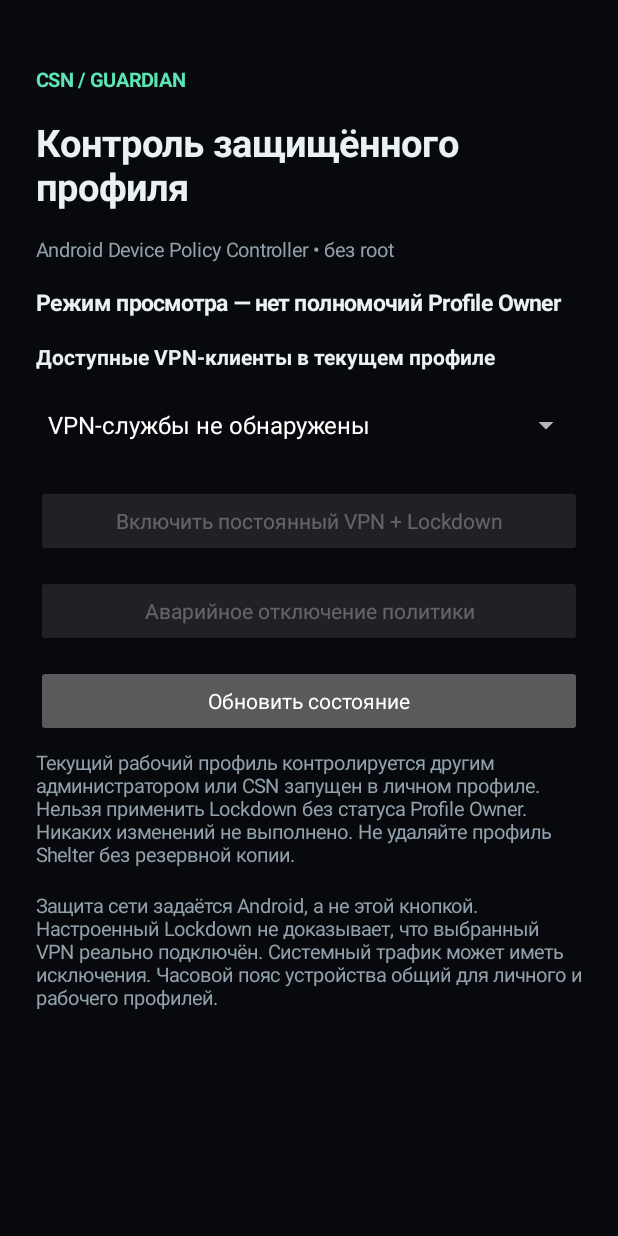
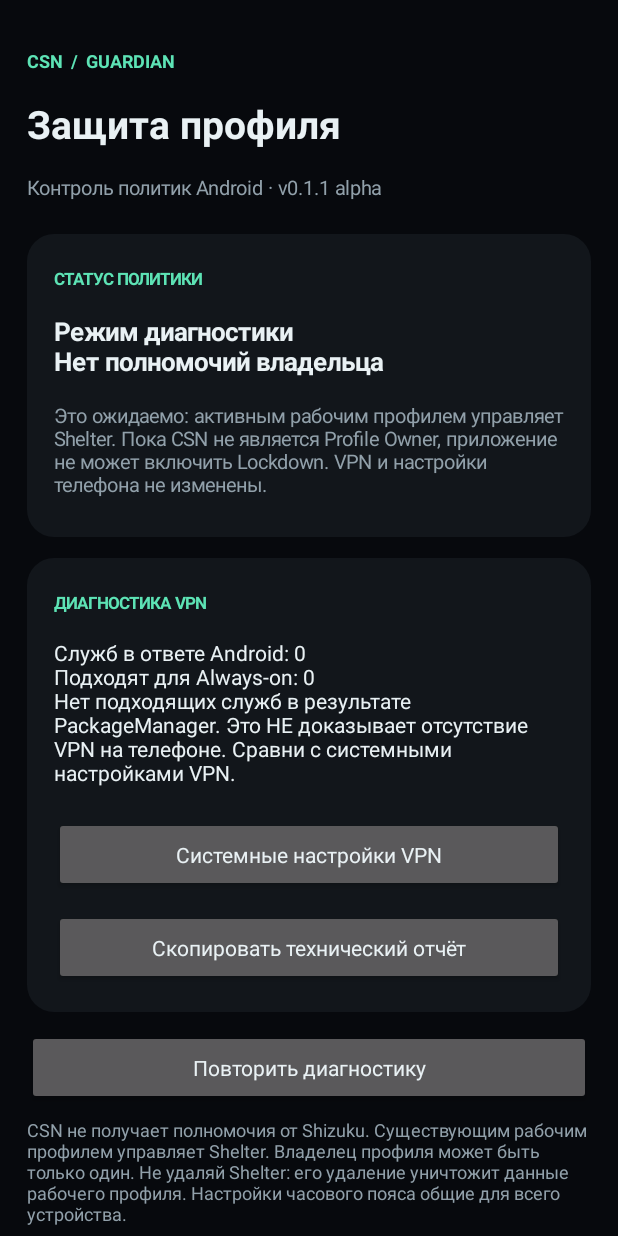
Before and after one commit to lolokeksu09/claude-secure-network, an Android app: the screen it shows after launch (MainActivity), on a phone screen of 412 x 824 dp. Run offline under Robolectric (Android 15) with nearby library versions, the phone set to English and light mode, and no system bars.

Commit message:
feat(guardian): safe read-only VPN diagnostics and compact owner-aware UI

```diff
--- a/app/src/main/java/dev/lolokeksu/csn/guardian/MainActivity.java
+++ b/app/src/main/java/dev/lolokeksu/csn/guardian/MainActivity.java
@@ -5,6 +5,11 @@ import android.app.AlertDialog;
 import android.app.admin.DevicePolicyManager;
 import android.content.ComponentName;
 import android.content.Intent;
+import android.content.ClipboardManager;
+import android.content.ClipData;
+import android.content.pm.PackageInfo;
+import android.graphics.drawable.GradientDrawable;
+import android.provider.Settings;
 import android.content.pm.PackageManager;
 import android.content.pm.ResolveInfo;
 import android.net.VpnService;
@@ -42,6 +47,12 @@ public final class MainActivity extends Activity {
     private ComponentName admin;
     private TextView statusText;
     private TextView messageText;
+    private TextView discoveryText;
+    private TextView vpnSectionTitle;
+    private LinearLayout ownerControls;
+    private int rawVpnServiceCount;
+    private int filteredServiceCount;
+    private boolean wireGuardInstalled;
     private Spinner vpnChoice;
     private Button enforceButton;
     private Button emergencyButton;
@@ -83,6 +94,8 @@ public final class MainActivity extends Activity {
         Button button = new Button(this);
         button.setText(title);
         button.setAllCaps(false);
+        button.setMinHeight(dp(50));
+        button.setTextColor(COLOR_TEXT);
         button.setOnClickListener(v -> action.run());
         LinearLayout.LayoutParams lp = new LinearLayout.LayoutParams(
                 ViewGroup.LayoutParams.MATCH_PARENT, ViewGroup.LayoutParams.WRAP_CONTENT);
@@ -91,37 +104,89 @@ public final class MainActivity extends Activity {
         return button;
     }
 
+    private LinearLayout card(LinearLayout parent) {
+        LinearLayout group = new LinearLayout(this);
+        group.setOrientation(LinearLayout.VERTICAL);
+        group.setPadding(dp(18), dp(14), dp(18), dp(18));
+        GradientDrawable background = new GradientDrawable();
+        background.setColor(Color.rgb(18, 22, 27));
+        background.setCornerRadius(dp(18));
+        group.setBackground(background);
+        LinearLayout.LayoutParams lp = new LinearLayout.LayoutParams(
+                ViewGroup.LayoutParams.MATCH_PARENT, ViewGroup.LayoutParams.WRAP_CONTENT);
+        lp.topMargin = dp(14);
+        parent.addView(group, lp);
+        return group;
+    }
+
     private void buildScreen() {
         ScrollView scroll = new ScrollView(this);
         scroll.setFillViewport(true);
         scroll.setBackgroundColor(COLOR_BG);
         LinearLayout container = new LinearLayout(this);
         container.setOrientation(LinearLayout.VERTICAL);
-        container.setPadding(dp(24), dp(36), dp(24), dp(36));
+        container.setPadding(dp(18), dp(24), dp(18), dp(24));
         scroll.addView(container);
 
-        label(container, "CSN / GUARDIAN", 13, COLOR_ACCENT, true);
-        label(container, "Контроль защищённого профиля", 25, COLOR_TEXT, true);
-        label(container, "Android Device Policy Controller • без root", 13, COLOR_MUTED, false);
+        label(container, "CSN  /  GUARDIAN", 12, COLOR_ACCENT, true);
+        label(container, "Защита профиля", 26, COLOR_TEXT, true);
+        label(container, "Контроль политик Android · v0.1.1 alpha", 13, COLOR_MUTED, false);
 
-        statusText = label(container, "Проверка прав…", 15, COLOR_TEXT, true);
-        label(container, "Доступные VPN-клиенты в текущем профиле", 14, COLOR_TEXT, true);
+        LinearLayout statusCard = card(container);
+        label(statusCard, "СТАТУС ПОЛИТИКИ", 11, COLOR_ACCENT, true);
+        statusText = label(statusCard, "Чтение состояния…", 17, COLOR_TEXT, true);
+        messageText = label(statusCard, "", 13, COLOR_MUTED, false);
+
+        LinearLayout vpnCard = card(container);
+        label(vpnCard, "ДИАГНОСТИКА VPN", 11, COLOR_ACCENT, true);
+        discoveryText = label(vpnCard, "Сканирование VPN-служб…", 14, COLOR_TEXT, false);
+        button(vpnCard, "Системные настройки VPN", this::openVpnSettings);
+        button(vpnCard, "Скопировать технический отчёт", this::copyDiagnostics);
+
+        ownerControls = card(container);
+        vpnSectionTitle = label(ownerControls, "ПОЛИТИКА РАБОЧЕГО ПРОФИЛЯ", 11, COLOR_ACCENT, true);
+        label(ownerControls, "Приложение VPN", 14, COLOR_TEXT, true);
         vpnChoice = new Spinner(this);
-        container.addView(vpnChoice, new LinearLayout.LayoutParams(
-                ViewGroup.LayoutParams.MATCH_PARENT, dp(56)));
+        ownerControls.addView(vpnChoice, new LinearLayout.LayoutParams(
+                ViewGroup.LayoutParams.MATCH_PARENT, dp(52)));
+        enforceButton = button(ownerControls, "Включить Always-on + Lockdown", this::confirmEnforce);
+        emergencyButton = button(ownerControls, "Аварийно снять Lockdown", this::confirmEmergency);
 
-        enforceButton = button(container, "Включить постоянный VPN + Lockdown", this::confirmEnforce);
-        emergencyButton = button(container, "Аварийное отключение политики", this::confirmEmergency);
-        provisionButton = button(container, "Создать защищённый рабочий профиль", this::confirmProvision);
-        button(container, "Обновить состояние", this::refresh);
+        provisionButton = button(container, "Создать новый рабочий профиль", this::confirmProvision);
+        button(container, "Повторить диагностику", this::refresh);
 
-        messageText = label(container, "", 13, COLOR_MUTED, false);
-        label(container, "Защита сети задаётся Android, а не этой кнопкой. "
-                + "Настроенный Lockdown не доказывает, что выбранный VPN реально подключён. "
-                + "Системный трафик может иметь исключения. "
-                + "Часовой пояс устройства общий для личного и рабочего профилей.", 13, COLOR_MUTED, false);
+        label(container, "CSN не получает полномочия от Shizuku. Существующим рабочим "
+                + "профилем управляет Shelter. Владелец профиля может быть только один. "
+                + "Не удаляй Shelter: его удаление уничтожит данные рабочего профиля. "
+                + "Настройки часового пояса общие для всего устройства.", 12, COLOR_MUTED, false);
+        setContentView(scroll);
+    }
 
-        setContentView(scroll);
+    private void openVpnSettings() {
+        Intent intent = new Intent(Settings.ACTION_VPN_SETTINGS);
+        try {
+            startActivity(intent);
+        } catch (Exception ex) {
+            showMessage("Системный экран VPN недоступен на этой прошивке.");
+        }
+    }
+
+    private void copyDiagnostics() {
+        String text = "CSN Guardian v0.1.1-alpha\n"
+                + "Profile Owner: " + isOwner() + "\n"
+                + "VPN services returned: " + rawVpnServiceCount + "\n"
+                + "VPN services rejected by permission/metadata: " + filteredServiceCount + "\n"
+                + "Eligible VPN service packages: " + vpnPackages.size() + "\n"
+                + "WireGuard package visible: " + wireGuardInstalled + "\n"
+                + "Android: " + android.os.Build.VERSION.SDK_INT + "\n"
+                + "No VPN keys, account tokens, or installed-app list included.\n";
+        ClipboardManager clipboard = getSystemService(ClipboardManager.class);
+        if (clipboard == null) {
+            showMessage("Буфер обмена недоступен.");
+            return;
+        }
+        clipboard.setPrimaryClip(ClipData.newPlainText("CSN diagnostics", text));
+        showMessage("Диагностика скопирована. Она не содержит подписок или VPN-ключей.");
     }
 
     private boolean isOwner() {
@@ -131,13 +196,25 @@ public final class MainActivity extends Activity {
     private void findVpnServices() {
         vpnPackages.clear();
         serviceLabels.clear();
+        rawVpnServiceCount = 0;
+        filteredServiceCount = 0;
         PackageManager pm = getPackageManager();
         Intent intent = new Intent(VpnService.SERVICE_INTERFACE);
-        List<ResolveInfo> services = pm.queryIntentServices(intent, 0);
+        List<ResolveInfo> services = pm.queryIntentServices(intent, PackageManager.GET_META_DATA);
         if (services != null) {
+            rawVpnServiceCount = services.size();
             for (ResolveInfo entry : services) {
-                if (entry.serviceInfo == null) continue;
-                if (!"android.permission.BIND_VPN_SERVICE".equals(entry.serviceInfo.permission)) continue;
+                if (entry.serviceInfo == null
+                        || !"android.permission.BIND_VPN_SERVICE".equals(entry.serviceInfo.permission)) {
+                    filteredServiceCount++;
+                    continue;
+                }
+                if (entry.serviceInfo.metaData != null
+                        && !entry.serviceInfo.metaData.getBoolean(
+                                VpnService.SERVICE_META_DATA_SUPPORTS_ALWAYS_ON, true)) {
+                    filteredServiceCount++;
+                    continue;
+                }
                 String pkg = entry.serviceInfo.packageName;
                 if (!serviceLabels.containsKey(pkg)) {
                     CharSequence name = entry.loadLabel(pm);
@@ -145,11 +222,18 @@ public final class MainActivity extends Activity {
                 }
             }
         }
+        try {
+            pm.getPackageInfo("com.wireguard.android", 0);
+            wireGuardInstalled = true;
+        } catch (PackageManager.NameNotFoundException ex) {
+            wireGuardInstalled = false;
+        }
+
         vpnPackages.addAll(serviceLabels.keySet());
         Collections.sort(vpnPackages);
         List<String> choices = new ArrayList<>();
         for (String pkg : vpnPackages) choices.add(serviceLabels.get(pkg));
-        if (choices.isEmpty()) choices.add("VPN-службы не обнаружены");
+        if (choices.isEmpty()) choices.add("Нет доступных VPN-служб");
         ArrayAdapter<String> adapter = new ArrayAdapter<>(
                 this, android.R.layout.simple_spinner_dropdown_item, choices);
         vpnChoice.setAdapter(adapter);
@@ -158,6 +242,7 @@ public final class MainActivity extends Activity {
     private void refresh() {
         findVpnServices();
         boolean owner = isOwner();
+        ownerControls.setVisibility(owner ? View.VISIBLE : View.GONE);
         enforceButton.setEnabled(owner && !vpnPackages.isEmpty());
         emergencyButton.setEnabled(owner);
         boolean canProvision = !owner
@@ -166,29 +251,45 @@ public final class MainActivity extends Activity {
                 && dpm.isProvisioningAllowed(DevicePolicyManager.ACTION_PROVISION_MANAGED_PROFILE);
         provisionButton.setVisibility(canProvision ? View.VISIBLE : View.GONE);
 
+        StringBuilder info = new StringBuilder();
+        info.append("Служб в ответе Android: ").append(rawVpnServiceCount)
+                .append("\nПодходят для Always-on: ").append(vpnPackages.size());
+        if (filteredServiceCount > 0) {
+            info.append("\nИсключены по разрешению или поддержке Always-on: ")
+                    .append(filteredServiceCount);
+        }
+        if (wireGuardInstalled) {
+            info.append("\nWireGuard установлен в текущем профиле.");
+        }
+        if (vpnPackages.isEmpty()) {
+            info.append("\nНет подходящих служб в результате PackageManager. ")
+                    .append("Это НЕ доказывает отсутствие VPN на телефоне. ")
+                    .append("Сравни с системными настройками VPN.");
+        }
+        discoveryText.setText(info.toString());
+
         if (!owner) {
-            statusText.setText("Режим просмотра — нет полномочий Profile Owner");
-            messageText.setText("Текущий рабочий профиль контролируется другим администратором "
-                    + "или CSN запущен в личном профиле. Нельзя применить Lockdown без статуса "
-                    + "Profile Owner. Никаких изменений не выполнено. "
-                    + "Не удаляйте профиль Shelter без резервной копии.");
+            statusText.setText("Режим диагностики\nНет полномочий владельца");
+            messageText.setText("Это ожидаемо: активным рабочим профилем управляет Shelter. "
+                    + "Пока CSN не является Profile Owner, приложение не может включить "
+                    + "Lockdown. VPN и настройки телефона не изменены.");
             return;
         }
         try {
             String current = dpm.getAlwaysOnVpnPackage(admin);
             boolean lockdown = dpm.isAlwaysOnVpnLockdownEnabled(admin);
-            statusText.setText("Profile Owner: CSN ✓\nПостоянный VPN: "
+            statusText.setText("CSN — владелец профиля\nПостоянный VPN: "
                     + (current == null ? "не задан" : current)
                     + "\nLockdown: " + (lockdown ? "ВКЛ" : "ВЫКЛ"));
             if (current != null && vpnPackages.contains(current)) {
                 vpnChoice.setSelection(vpnPackages.indexOf(current));
             }
             messageText.setText(lockdown
-                    ? "Политика Android установлена. Проверьте реальный сетевой выход и обрыв VPN."
-                    : "Туннель должен быть предварительно настроен внутри VPN-клиента.");
+                    ? "Политика сохранена в Android. Теперь требуются реальные проверки IP, DNS, IPv6 и отказа VPN."
+                    : "Сначала настрой рабочий VPN-туннель; затем вручную включи политику Lockdown.");
         } catch (SecurityException ex) {
-            statusText.setText("Ошибка полномочий Profile Owner");
-            messageText.setText("Системная политика недоступна; операция не выполнена.");
+            statusText.setText("Нет доступа к политике");
+            messageText.setText("Android запретил чтение административной политики. Ничего не изменено.");
             enforceButton.setEnabled(false);
             emergencyButton.setEnabled(false);
         }
```
